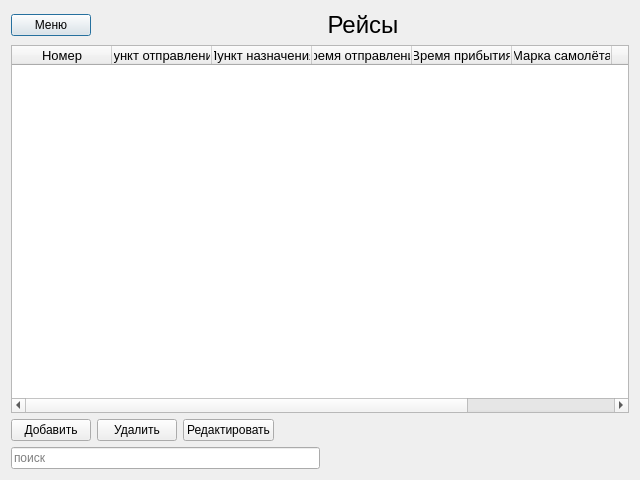
Qt form maindialog.ui (BelousovAD/IS-Airport) before a commit.
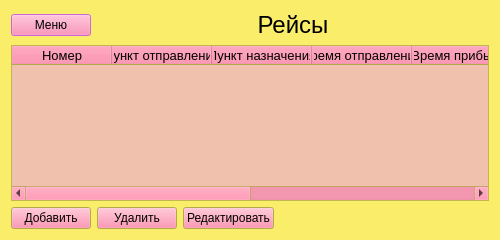
The same form after that commit.

```diff
--- a/maindialog.ui
+++ b/maindialog.ui
@@ -6,10 +6,290 @@
    <rect>
     <x>0</x>
     <y>0</y>
-    <width>640</width>
-    <height>480</height>
+    <width>500</width>
+    <height>240</height>
    </rect>
   </property>
+  <property name="palette">
+   <palette>
+    <active>
+     <colorrole role="WindowText">
+      <brush brushstyle="SolidPattern">
+       <color alpha="255">
+        <red>0</red>
+        <green>0</green>
+        <blue>0</blue>
+       </color>
+      </brush>
+     </colorrole>
+     <colorrole role="Button">
+      <brush brushstyle="SolidPattern">
+       <color alpha="255">
+        <red>184</red>
+        <green>59</green>
+        <blue>94</blue>
+       </color>
+      </brush>
+     </colorrole>
+     <colorrole role="BrightText">
+      <brush brushstyle="SolidPattern">
+       <color alpha="255">
+        <red>255</red>
+        <green>255</green>
+        <blue>255</blue>
+       </color>
+      </brush>
+     </colorrole>
+     <colorrole role="Base">
+      <brush brushstyle="SolidPattern">
+       <color alpha="255">
+        <red>240</red>
+        <green>182</green>
+        <blue>116</blue>
+       </color>
+      </brush>
+     </colorrole>
+     <colorrole role="Window">
+      <brush brushstyle="SolidPattern">
+       <color alpha="255">
+        <red>249</red>
+        <green>237</green>
+        <blue>105</blue>
+       </color>
+      </brush>
+     </colorrole>
+     <colorrole role="Shadow">
+      <brush brushstyle="SolidPattern">
+       <color alpha="255">
+        <red>105</red>
+        <green>105</green>
+        <blue>105</blue>
+       </color>
+      </brush>
+     </colorrole>
+     <colorrole role="Highlight">
+      <brush brushstyle="SolidPattern">
+       <color alpha="255">
+        <red>106</red>
+        <green>44</green>
+        <blue>112</blue>
+       </color>
+      </brush>
+     </colorrole>
+     <colorrole role="HighlightedText">
+      <brush brushstyle="SolidPattern">
+       <color alpha="255">
+        <red>246</red>
+        <green>194</green>
+        <blue>255</blue>
+       </color>
+      </brush>
+     </colorrole>
+     <colorrole role="AlternateBase">
+      <brush brushstyle="SolidPattern">
+       <color alpha="255">
+        <red>236</red>
+        <green>177</green>
+        <blue>148</blue>
+       </color>
+      </brush>
+     </colorrole>
+     <colorrole role="ToolTipText">
+      <brush brushstyle="SolidPattern">
+       <color alpha="255">
+        <red>0</red>
+        <green>0</green>
+        <blue>0</blue>
+       </color>
+      </brush>
+     </colorrole>
+    </active>
+    <inactive>
+     <colorrole role="WindowText">
+      <brush brushstyle="SolidPattern">
+       <color alpha="255">
+        <red>0</red>
+        <green>0</green>
+        <blue>0</blue>
+       </color>
+      </brush>
+     </colorrole>
+     <colorrole role="Button">
+      <brush brushstyle="SolidPattern">
+       <color alpha="255">
+        <red>255</red>
+        <green>121</green>
+        <blue>157</blue>
+       </color>
+      </brush>
+     </colorrole>
+     <colorrole role="BrightText">
+      <brush brushstyle="SolidPattern">
+       <color alpha="255">
+        <red>255</red>
+        <green>255</green>
+        <blue>255</blue>
+       </color>
+      </brush>
+     </colorrole>
+     <colorrole role="Base">
+      <brush brushstyle="SolidPattern">
+       <color alpha="255">
+        <red>240</red>
+        <green>194</green>
+        <blue>173</blue>
+       </color>
+      </brush>
+     </colorrole>
+     <colorrole role="Window">
+      <brush brushstyle="SolidPattern">
+       <color alpha="255">
+        <red>249</red>
+        <green>237</green>
+        <blue>105</blue>
+       </color>
+      </brush>
+     </colorrole>
+     <colorrole role="Shadow">
+      <brush brushstyle="SolidPattern">
+       <color alpha="255">
+        <red>105</red>
+        <green>105</green>
+        <blue>105</blue>
+       </color>
+      </brush>
+     </colorrole>
+     <colorrole role="Highlight">
+      <brush brushstyle="SolidPattern">
+       <color alpha="255">
+        <red>240</red>
+        <green>100</green>
+        <blue>255</blue>
+       </color>
+      </brush>
+     </colorrole>
+     <colorrole role="HighlightedText">
+      <brush brushstyle="SolidPattern">
+       <color alpha="255">
+        <red>246</red>
+        <green>194</green>
+        <blue>255</blue>
+       </color>
+      </brush>
+     </colorrole>
+     <colorrole role="AlternateBase">
+      <brush brushstyle="SolidPattern">
+       <color alpha="255">
+        <red>236</red>
+        <green>225</green>
+        <blue>219</blue>
+       </color>
+      </brush>
+     </colorrole>
+     <colorrole role="ToolTipText">
+      <brush brushstyle="SolidPattern">
+       <color alpha="255">
+        <red>0</red>
+        <green>0</green>
+        <blue>0</blue>
+       </color>
+      </brush>
+     </colorrole>
+    </inactive>
+    <disabled>
+     <colorrole role="WindowText">
+      <brush brushstyle="SolidPattern">
+       <color alpha="255">
+        <red>120</red>
+        <green>120</green>
+        <blue>120</blue>
+       </color>
+      </brush>
+     </colorrole>
+     <colorrole role="Button">
+      <brush brushstyle="SolidPattern">
+       <color alpha="255">
+        <red>250</red>
+        <green>209</green>
+        <blue>126</blue>
+       </color>
+      </brush>
+     </colorrole>
+     <colorrole role="BrightText">
+      <brush brushstyle="SolidPattern">
+       <color alpha="255">
+        <red>255</red>
+        <green>255</green>
+        <blue>255</blue>
+       </color>
+      </brush>
+     </colorrole>
+     <colorrole role="Base">
+      <brush brushstyle="SolidPattern">
+       <color alpha="255">
+        <red>255</red>
+        <green>213</green>
+        <blue>129</blue>
+       </color>
+      </brush>
+     </colorrole>
+     <colorrole role="Window">
+      <brush brushstyle="SolidPattern">
+       <color alpha="255">
+        <red>247</red>
+        <green>235</green>
+        <blue>104</blue>
+       </color>
+      </brush>
+     </colorrole>
+     <colorrole role="Shadow">
+      <brush brushstyle="SolidPattern">
+       <color alpha="255">
+        <red>0</red>
+        <green>0</green>
+        <blue>0</blue>
+       </color>
+      </brush>
+     </colorrole>
+     <colorrole role="Highlight">
+      <brush brushstyle="SolidPattern">
+       <color alpha="255">
+        <red>255</red>
+        <green>163</green>
+        <blue>51</blue>
+       </color>
+      </brush>
+     </colorrole>
+     <colorrole role="HighlightedText">
+      <brush brushstyle="SolidPattern">
+       <color alpha="255">
+        <red>120</red>
+        <green>120</green>
+        <blue>120</blue>
+       </color>
+      </brush>
+     </colorrole>
+     <colorrole role="AlternateBase">
+      <brush brushstyle="SolidPattern">
+       <color alpha="255">
+        <red>255</red>
+        <green>227</green>
+        <blue>183</blue>
+       </color>
+      </brush>
+     </colorrole>
+     <colorrole role="ToolTipText">
+      <brush brushstyle="SolidPattern">
+       <color alpha="255">
+        <red>0</red>
+        <green>0</green>
+        <blue>0</blue>
+       </color>
+      </brush>
+     </colorrole>
+    </disabled>
+   </palette>
+  </property>
   <property name="windowTitle">
    <string>Dialog</string>
   </property>
@@ -49,7 +329,7 @@
    <item>
     <widget class="QTableWidget" name="flightTableWidget">
      <property name="sizeAdjustPolicy">
-      <enum>QAbstractScrollArea::AdjustToContents</enum>
+      <enum>QAbstractScrollArea::AdjustIgnored</enum>
      </property>
      <property name="autoScroll">
       <bool>true</bool>
@@ -72,6 +352,24 @@
      <property name="cornerButtonEnabled">
       <bool>true</bool>
      </property>
+     <attribute name="horizontalHeaderCascadingSectionResizes">
+      <bool>false</bool>
+     </attribute>
+     <attribute name="horizontalHeaderMinimumSectionSize">
+      <number>17</number>
+     </attribute>
+     <attribute name="horizontalHeaderHighlightSections">
+      <bool>false</bool>
+     </attribute>
+     <attribute name="horizontalHeaderShowSortIndicator" stdset="0">
+      <bool>false</bool>
+     </attribute>
+     <attribute name="horizontalHeaderStretchLastSection">
+      <bool>true</bool>
+     </attribute>
+     <attribute name="verticalHeaderMinimumSectionSize">
+      <number>17</number>
+     </attribute>
      <column>
       <property name="text">
        <string>Номер</string>
@@ -192,30 +490,6 @@
      </item>
     </layout>
    </item>
-   <item>
-    <layout class="QHBoxLayout" name="horizontalLayout_3">
-     <item>
-      <widget class="QLineEdit" name="searchLine">
-       <property name="placeholderText">
-        <string>поиск</string>
-       </property>
-      </widget>
-     </item>
-     <item>
-      <spacer name="horizontalSpacer">
-       <property name="orientation">
-        <enum>Qt::Horizontal</enum>
-       </property>
-       <property name="sizeHint" stdset="0">
-        <size>
-         <width>40</width>
-         <height>20</height>
-        </size>
-       </property>
-      </spacer>
-     </item>
-    </layout>
-   </item>
   </layout>
  </widget>
  <resources/>
```
Left out of the diff: 3 changed lines with no effect on the pictures.
